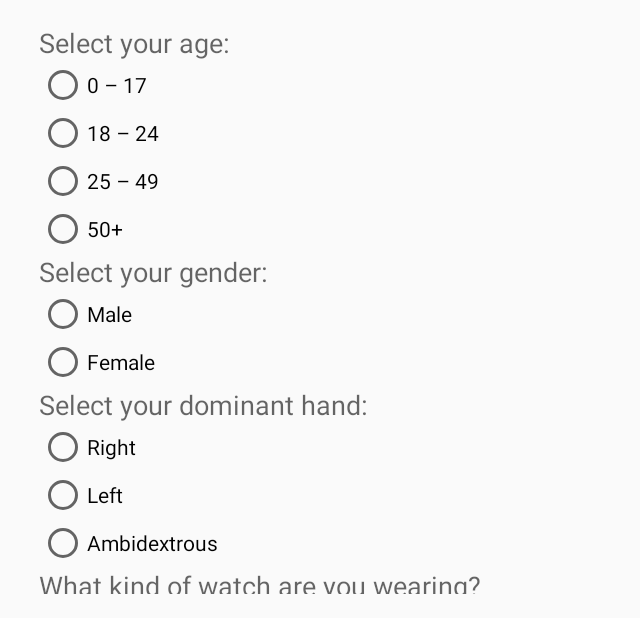
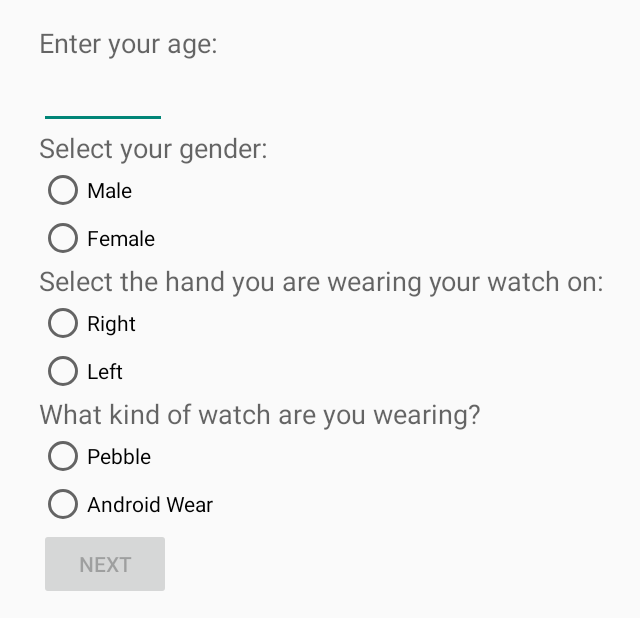
Before and after one commit to Braincrypto/WatchAuth, an Android app: the screen it shows after launch (DemographicsActivity), on a phone screen of 824 x 412 dp (held sideways). Shown: the whole screen, without its empty margins (57-697 px from the left). Run offline under Robolectric (Android 15) with nearby library versions, the phone set to English and light mode, and no system bars.

Commit message:
Make pebble logging work & polish pass

```diff
--- a/mobile/src/main/java/com/sri/csl/cortical/watchauth/DemographicsActivity.java
+++ b/mobile/src/main/java/com/sri/csl/cortical/watchauth/DemographicsActivity.java
@@ -3,9 +3,12 @@ package com.sri.csl.cortical.watchauth;
 import android.app.Activity;
 import android.content.Intent;
 import android.os.Bundle;
+import android.text.Editable;
+import android.text.TextWatcher;
 import android.util.Log;
 import android.view.View;
 import android.widget.Button;
+import android.widget.EditText;
 import android.widget.RadioButton;
 import android.widget.RadioGroup;
 
@@ -14,14 +17,15 @@ import com.sri.csl.cortical.watchauth.logging.Logger;
 
 public class DemographicsActivity extends Activity {
 
-    RadioGroup age, gender, hand, watch;
+    EditText age;
+    RadioGroup gender, hand, watch;
     Button nextButton;
 
     @Override
     protected void onCreate(Bundle savedInstanceState) {
         super.onCreate(savedInstanceState);
         setContentView(R.layout.activity_demographics);
-        age = (RadioGroup) findViewById(R.id.age);
+        age = (EditText) findViewById(R.id.age);
         gender = (RadioGroup) findViewById(R.id.gender);
         hand = (RadioGroup) findViewById(R.id.hand);
         watch = (RadioGroup) findViewById(R.id.watch);
@@ -34,7 +38,18 @@ public class DemographicsActivity extends Activity {
             }
         };
 
-        age.setOnCheckedChangeListener(listener);
+        TextWatcher watcher = new TextWatcher() {
+            @Override
+            public void beforeTextChanged(CharSequence s, int start, int count, int after) {}
+            @Override
+            public void onTextChanged(CharSequence s, int start, int before, int count) {
+                radioButtonSelected();
+            }
+            @Override
+            public void afterTextChanged(Editable s) {}
+        };
+
+        age.addTextChangedListener(watcher);
         gender.setOnCheckedChangeListener(listener);
         hand.setOnCheckedChangeListener(listener);
         watch.setOnCheckedChangeListener(listener);
@@ -45,7 +60,7 @@ public class DemographicsActivity extends Activity {
     }
 
     public void nextScreen(View view) {
-        String age = getRadioLabel(this.age);
+        int age = Integer.parseInt(this.age.getText().toString());
         String gender = getRadioLabel(this.gender);
         String hand = getRadioLabel(this.hand);
 
@@ -55,6 +70,8 @@ public class DemographicsActivity extends Activity {
         } else {
             TapActivity.loggingType = TapActivity.LOGGING_TYPE.WEAR;
         }
+
+        FingerNames.hand = FingerNames.HANDS.valueOf(hand.toUpperCase());
 
         Logger.newSession(this);
         Logger.logDemographics(age, gender, hand);
@@ -69,8 +86,18 @@ public class DemographicsActivity extends Activity {
         return button.getText().toString();
     }
 
+    private boolean ageValid() {
+        try {
+            int age = Integer.parseInt(this.age.getText().toString());
+
+            return (age > 0 || age < 1000);
+        } catch (Exception e) {
+            return false;
+        }
+    }
+
     private boolean isFormFilledOut() {
-        return age.getCheckedRadioButtonId() != -1 && gender.getCheckedRadioButtonId() != -1 &&
+        return ageValid() && gender.getCheckedRadioButtonId() != -1 &&
                 hand.getCheckedRadioButtonId() != -1 && watch.getCheckedRadioButtonId() != -1;
     }
 }
--- a/mobile/src/main/java/com/sri/csl/cortical/watchauth/FinishedActivity.java
+++ b/mobile/src/main/java/com/sri/csl/cortical/watchauth/FinishedActivity.java
@@ -6,6 +6,9 @@ import android.support.v7.app.ActionBarActivity;
 import android.os.Bundle;
 import android.view.Menu;
 import android.view.MenuItem;
+import android.widget.TextView;
+
+import com.sri.csl.cortical.watchauth.logging.Logger;
 
 
 public class FinishedActivity extends Activity {
@@ -14,6 +17,9 @@ public class FinishedActivity extends Activity {
     protected void onCreate(Bundle savedInstanceState) {
         super.onCreate(savedInstanceState);
         setContentView(R.layout.activity_finished);
+
+        TextView textView = (TextView) findViewById(R.id.sessionID);
+        textView.setText("Your session ID was " + Logger.currentSession());
     }
 
     public void onBackPressed() {
--- a/mobile/src/main/java/com/sri/csl/cortical/watchauth/TrialEvent.java
+++ b/mobile/src/main/java/com/sri/csl/cortical/watchauth/TrialEvent.java
@@ -10,11 +10,12 @@ class TrialEvent {
 
         String[] seqStrings = sequence.split(";");
         this.sequence = new int[seqStrings.length];
+        this.seqString = "";
 
         for (int i = 0; i < seqStrings.length; i++) {
             this.sequence[i] = Integer.parseInt(seqStrings[i]);
+            if(i > 0) { this.seqString += ","; }
+            this.seqString += FingerNames.fingerName(this.sequence[i]);
         }
-
-        this.seqString = sequence.replace(";", ", then ");
     }
 }
--- a/mobile/src/main/java/com/sri/csl/cortical/watchauth/logging/EnrollmentLogger.java
+++ b/mobile/src/main/java/com/sri/csl/cortical/watchauth/logging/EnrollmentLogger.java
@@ -15,8 +15,9 @@ public class EnrollmentLogger {
         } catch (FileNotFoundException e) {
         }
 
+        out.println("left,top,right,bottom");
         for(RectF rect : rects) {
-            out.println(rect.toString());
+            out.printf("%f,%f,%f,%f\n", rect.left, rect.top, rect.right, rect.bottom);
         }
         out.close();
     }
--- a/mobile/src/main/java/com/sri/csl/cortical/watchauth/logging/WearSensorLogger.java
+++ b/mobile/src/main/java/com/sri/csl/cortical/watchauth/logging/WearSensorLogger.java
@@ -12,6 +12,7 @@ public class WearSensorLogger extends SensorLogger {
     RemoteSensorManager manager;
     public WearSensorLogger(Context ctx) {
         super("wear.csv");
+        out.println("androidTime,wearTime,v0,v1,v2");
 
         manager = RemoteSensorManager.getInstance(ctx);
     }
@@ -35,6 +36,6 @@ public class WearSensorLogger extends SensorLogger {
     }
 
     private void logAccelerometer(long timestamp, float[] values) {
-        out.printf("%d,%f,%f,%f\n", timestamp, values[0], values[1], values[2]);
+        out.printf("%d,%d,%f,%f,%f\n", System.nanoTime(), timestamp, values[0], values[1], values[2]);
     }
 }
--- a/mobile/src/main/res/layout/activity_demographics.xml
+++ b/mobile/src/main/res/layout/activity_demographics.xml
@@ -23,39 +23,12 @@
                 android:textAppearance="?android:attr/textAppearanceMedium"
                 android:id="@+id/survey_age" />
 
-            <RadioGroup
-                android:layout_width="match_parent"
+            <EditText
+                android:layout_width="wrap_content"
                 android:layout_height="wrap_content"
-                android:id="@+id/age">
-
-                <RadioButton
-                    android:layout_width="match_parent"
-                    android:layout_height="wrap_content"
-                    android:text="@string/age0"
-                    android:id="@+id/age0"
-                    android:checked="false"/>
-
-                <RadioButton
-                    android:layout_width="match_parent"
-                    android:layout_height="wrap_content"
-                    android:text="@string/age18"
-                    android:id="@+id/age18"
-                    android:checked="false"/>
-
-                <RadioButton
-                    android:layout_width="match_parent"
-                    android:layout_height="wrap_content"
-                    android:text="@string/age25"
-                    android:id="@+id/age25"
-                    android:checked="false"/>
-
-                <RadioButton
-                    android:layout_width="match_parent"
-                    android:layout_height="wrap_content"
-                    android:text="@string/age50"
-                    android:id="@+id/age50"
-                    android:checked="false" />
-            </RadioGroup>
+                android:inputType="number"
+                android:ems="4"
+                android:id="@+id/age" />
 
             <TextView
                 android:layout_width="wrap_content"
@@ -110,13 +83,6 @@
                     android:text="@string/hand_left"
                     android:id="@+id/hand_left"
                     android:checked="false"/>
-
-                <RadioButton
-                    android:layout_width="match_parent"
-                    android:layout_height="wrap_content"
-                    android:text="@string/hand_ambidextrous"
-                    android:id="@+id/hand_ambidextrous"
-                    android:checked="false"/>
             </RadioGroup>
 
             <TextView
--- a/mobile/src/main/res/values/strings.xml
+++ b/mobile/src/main/res/values/strings.xml
@@ -5,9 +5,9 @@
     <string name="title_activity_enrollment">EnrollmentActivity</string>
     <string name="title_activity_finished">FinishedActivity</string>
 
-    <string name="survey_age">Select your age:</string>
+    <string name="survey_age">Enter your age:</string>
     <string name="survey_gender">Select your gender:</string>
-    <string name="survey_hand">Select your dominant hand:</string>
+    <string name="survey_hand">Select the hand you are wearing your watch on:</string>
     <string name="survey_watch">What kind of watch are you wearing?</string>
     <string name="age0">0 &#8211; 17</string>
     <string name="age18">18 &#8211; 24</string>
@@ -17,13 +17,12 @@
     <string name="gender_female">Female</string>
     <string name="hand_right">Right</string>
     <string name="hand_left">Left</string>
-    <string name="hand_ambidextrous">Ambidextrous</string>
     <string name="watch_pebble">Pebble</string>
     <string name="watch_wear">Android Wear</string>
     <string name="next">Next</string>
 
 
-    <string name="enrollment_greeting">Please rest the fingers and thumb of your left hand on the grey area below in a natural position and leave them there until all the boxes change color.</string>
+    <string name="enrollment_greeting">Please rest the fingers and thumb of your watch hand on the grey area below in a natural position and leave them there until all the boxes change color. Make sure no two boxes overlap.</string>
     <string name="tap_greeting">Are you ready guys? Put ya guns on.</string>
     <string name="thanks_for_playing">All done! Thanks for playing!</string>
 </resources>
```
Also changed, not shown: mobile/src/main/java/com/sri/csl/cortical/watchauth/CommonDrawing.java (+6 -2 lines), mobile/src/main/java/com/sri/csl/cortical/watchauth/EnrollmentActivity.java (+14 -0 lines), mobile/src/main/java/com/sri/csl/cortical/watchauth/FingerNames.java (added, +23 -0 lines), mobile/src/main/java/com/sri/csl/cortical/watchauth/TapActivity.java (+17 -4 lines), mobile/src/main/java/com/sri/csl/cortical/watchauth/TapView.java (+11 -1 lines), mobile/src/main/java/com/sri/csl/cortical/watchauth/TrialPlayer.java (+6 -2 lines), mobile/src/main/java/com/sri/csl/cortical/watchauth/logging/Logger.java (+8 -1 lines), mobile/src/main/java/com/sri/csl/cortical/watchauth/logging/PebbleAccelData.java (added, +28 -0 lines), mobile/src/main/java/com/sri/csl/cortical/watchauth/logging/PebbleSensorLogger.java (+25 -18 lines), mobile/src/main/java/com/sri/csl/cortical/watchauth/logging/TapLogger.java (+10 -2 lines), mobile/src/main/res/layout/activity_enrollment.xml (+18 -13 lines), mobile/src/main/res/layout/activity_finished.xml (+18 -8 lines), mobile/src/main/res/layout/activity_tap.xml (+18 -13 lines).
